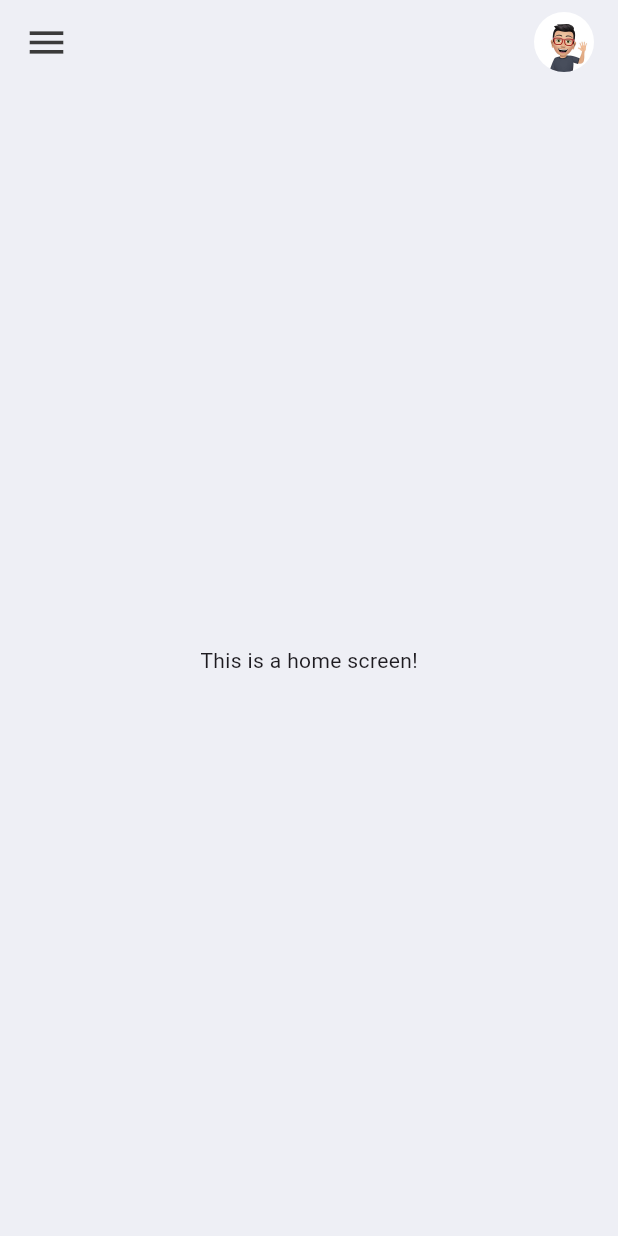
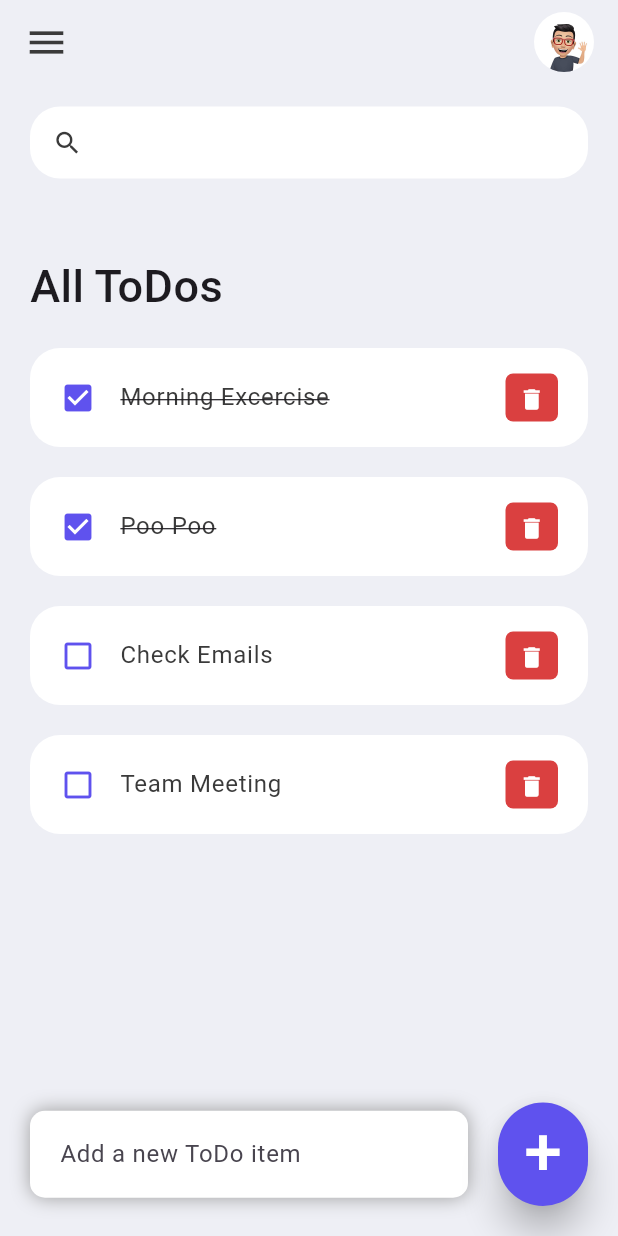
Before and after one commit to soonkeik123/To-Do-App, a Flutter app: the screen it shows after launch, on a phone screen of 412 x 824 dp. Run offline on Flutter 3.47's test engine with Material 3 defaults, Android fonts, the phone set to English and light mode, and no system bars.

Commit message:
feat: add, delete, edit ToDo item'

```diff
--- /dev/null
+++ b/lib/model/todo.dart
@@ -0,0 +1,20 @@
+class ToDo {
+  String id;
+  String todoText;
+  bool isDone;
+
+  ToDo({
+    required this.id,
+    required this.todoText,
+    this.isDone = false,
+  });
+
+  static List<ToDo> todoList(){
+    return [
+      ToDo(id: '01', todoText: 'Morning Excercise', isDone: true),
+      ToDo(id: '02', todoText: 'Poo Poo', isDone: true),
+      ToDo(id: '03', todoText: 'Check Emails', ),
+      ToDo(id: '04', todoText: 'Team Meeting', ),
+    ];
+  }
+}
--- a/lib/pages/home.dart
+++ b/lib/pages/home.dart
@@ -1,18 +1,136 @@
 import 'package:flutter/material.dart';
-import 'package:to_do_app/constants/colors.dart';
 
-class Home extends StatelessWidget {
+import '../model/todo.dart';
+import '../constants/colors.dart';
+import '../widgets/todo_item.dart';
+
+class Home extends StatefulWidget {
   const Home({super.key});
+
+  @override
+  State<Home> createState() => _HomeState();
+}
+
+class _HomeState extends State<Home> {
+  final List<ToDo> _todos = ToDo.todoList();
+  final _toDoController = TextEditingController();
 
   @override
   Widget build(BuildContext context) {
     return Scaffold(
       backgroundColor: tdBGColor,
       appBar: _buildAppBar(),
-      body: Center(
-        child: Text('This is a home screen!'),
+      body: Stack(
+        children: [
+          Container(
+            padding: const EdgeInsets.symmetric(horizontal: 20, vertical: 15),
+            child: Column(
+              children: [
+                searchBox(),
+                Expanded(
+                  child: ListView(
+                    children: [
+                      Container(
+                        margin: EdgeInsets.only(top: 50, bottom: 20),
+                        child: Text(
+                          'All ToDos',
+                          style: TextStyle(
+                              fontSize: 30, fontWeight: FontWeight.w500),
+                        ),
+                      ),
+                      // todoo is for distinguish, it is also ToDo data
+                      for (ToDo todoo in _todos)
+                        ToDoItem(
+                          todo: todoo,
+                          onToDoChanged: _handleToDoChange,
+                          onDeleteItem: _deleteToDoItem,
+                        ),
+                    ],
+                  ),
+                )
+              ],
+            ),
+          ),
+          Align(
+            alignment: Alignment.bottomCenter,
+            child: Row(
+              children: [
+                Expanded(
+                  child: Container(
+                    margin:
+                        const EdgeInsets.only(bottom: 20, left: 20, right: 20),
+                    padding: EdgeInsets.symmetric(horizontal: 20, vertical: 5),
+                    decoration: BoxDecoration(
+                      color: Colors.white,
+                      boxShadow: const [
+                        BoxShadow(
+                          color: Colors.grey,
+                          offset: Offset(0.0, 0.0),
+                          blurRadius: 10.0,
+                          spreadRadius: 0.0,
+                        ),
+                      ],
+                      borderRadius: BorderRadius.circular(10),
+                    ),
+                    child: TextField(
+                      controller: _toDoController,
+                      decoration: InputDecoration(
+                        hintText: 'Add a new ToDo item',
+                        border: InputBorder.none,
+                      ),
+                    ),
+                  ),
+                ),
+                Container(
+                  margin: EdgeInsets.only(
+                    bottom: 20,
+                    right: 20,
+                  ),
+                  child: ElevatedButton(
+                    child: Text(
+                      '+',
+                      style: TextStyle(fontSize: 45, color: Colors.white),
+                    ),
+                    onPressed: () {
+                      _addToDoItem(_toDoController.text);
+                    },
+                    style: ElevatedButton.styleFrom(
+                      backgroundColor: tdBlue,
+                      minimumSize: Size(60, 60),
+                      elevation: 10,
+                      alignment: Alignment.center,
+                      padding: EdgeInsets.only(bottom: 5),
+                    ),
+                  ),
+                )
+              ],
+            ),
+          )
+        ],
       ),
     );
+  }
+
+  void _handleToDoChange(ToDo todo) {
+    setState(() {
+      todo.isDone = !todo.isDone;
+    });
+    // print(todo.isDone);
+  }
+
+  void _deleteToDoItem(String id) {
+    setState(() {
+      _todos.removeWhere((item) => item.id == id);
+    });
+  }
+
+  void _addToDoItem(String text) {
+    setState(() {
+      _todos.add(ToDo(
+          id: DateTime.now().millisecondsSinceEpoch.toString(),
+          todoText: text));
+    });
+    _toDoController.clear();
   }
 
   AppBar _buildAppBar() {
@@ -40,3 +158,34 @@ class Home extends StatelessWidget {
     );
   }
 }
+
+class searchBox extends StatelessWidget {
+  const searchBox({
+    super.key,
+  });
+
+  @override
+  Widget build(BuildContext context) {
+    return Container(
+      padding: const EdgeInsets.symmetric(horizontal: 15),
+      decoration: BoxDecoration(
+        color: Colors.white,
+        borderRadius: BorderRadius.circular(20),
+      ),
+      child: const TextField(
+        decoration: InputDecoration(
+            contentPadding: EdgeInsets.all(0),
+            prefixIcon: Icon(
+              Icons.search,
+              color: tdBlack,
+              size: 20,
+            ),
+            prefixIconConstraints: BoxConstraints(
+              maxHeight: 20,
+              maxWidth: 25,
+            ),
+            border: InputBorder.none),
+      ),
+    );
+  }
+}
--- /dev/null
+++ b/lib/widgets/todo_item.dart
@@ -0,0 +1,58 @@
+import 'package:flutter/material.dart';
+import 'package:to_do_app/constants/colors.dart';
+
+import '../model/todo.dart';
+
+class ToDoItem extends StatelessWidget {
+  final ToDo todo;
+  final onToDoChanged;
+  final onDeleteItem;
+
+  const ToDoItem({super.key, required this.todo, required this.onToDoChanged, required this.onDeleteItem});
+
+  @override
+  Widget build(BuildContext context) {
+    return Container(
+      margin: EdgeInsets.only(bottom: 20),
+      child: ListTile(
+        onTap: () {
+          onToDoChanged(todo);
+          // print(todo.isDone);
+        },
+        shape: RoundedRectangleBorder(borderRadius: BorderRadius.circular(20)),
+        contentPadding: EdgeInsets.symmetric(horizontal: 20, vertical: 5),
+        tileColor: Colors.white,
+        leading: Icon(
+          todo.isDone? Icons.check_box:Icons.check_box_outline_blank,
+          color: tdBlue,
+        ),
+        title: Text(
+          todo.todoText,
+          style: TextStyle(
+              fontSize: 16,
+              color: tdBlack,
+              decoration: todo.isDone ? TextDecoration.lineThrough:null),
+        ),
+        trailing: Container(
+          padding: EdgeInsets.all(0),
+          margin: EdgeInsets.symmetric(vertical: 12),
+          height: 35,
+          width: 35,
+          decoration: BoxDecoration(
+            color: tdRed,
+            borderRadius: BorderRadius.circular(5),
+          ),
+          child: IconButton(
+            color: Colors.white,
+            iconSize: 18,
+            icon: Icon(Icons.delete),
+            onPressed: () {
+              // print('Delete icon');
+              onDeleteItem(todo.id);
+            },
+          ),
+        ),
+      ),
+    );
+  }
+}
```
